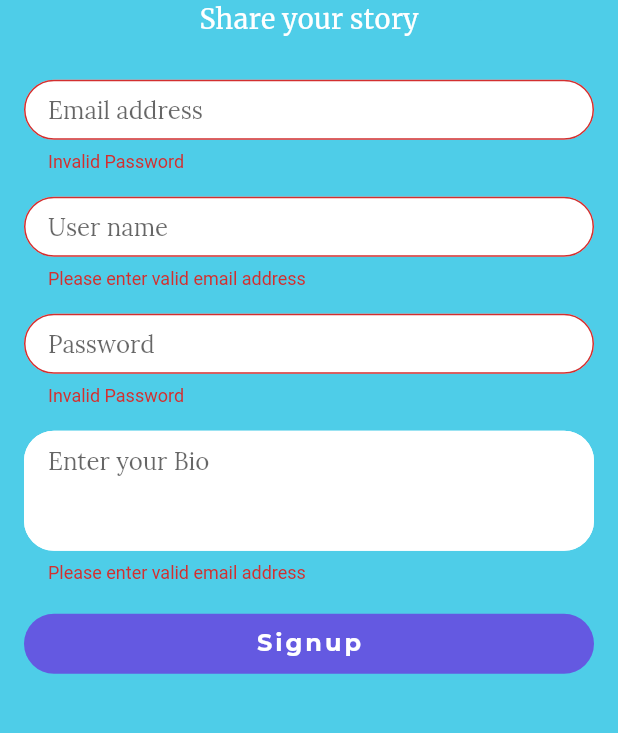
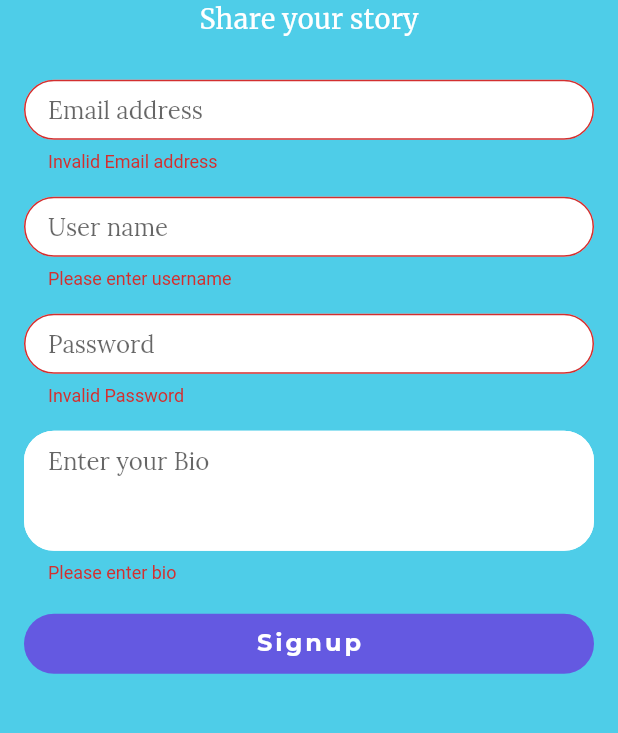
Before and after one commit to Riteshbhalerao11/Enabled, a Flutter app: the SignupScreen screen opened directly, after a tap on "Signup", on a phone screen of 412 x 824 dp, the part 305-1038 px from its top. Run offline on Flutter 3.47's test engine with Material 2 defaults, Android fonts, the phone set to English and light mode, and no system bars; our stand-ins replace firebase_auth, firebase_core; accounts and stored records are empty; project files that could hold a hidden picture were left out.

```diff
--- a/lib/main.dart
+++ b/lib/main.dart
@@ -28,7 +28,7 @@ class MyApp extends StatelessWidget {
         secondary: accentappColor,
       )),
       debugShowCheckedModeBanner: false,
-      home: LoginScreen(),
+      home: SignupScreen(),
       // home: const ResponsiveLayout(
       //     mobileScreenLayout: MobileScreenLayout(),
       //     webScreenLayout: WebScreenLayout()),
--- a/lib/widgets/signup_form.dart
+++ b/lib/widgets/signup_form.dart
@@ -41,8 +41,8 @@ class _SignupFormState extends State<SignupForm> {
               padding: const EdgeInsets.symmetric(horizontal: 16),
               child: TextFormField(
                 validator: (value) {
-                  if (value == null || value.length < 7) {
-                    return "Invalid Password";
+                  if (value == null || !value.contains('@')) {
+                    return "Invalid Email address";
                   }
                   return null;
                 },
@@ -71,8 +71,8 @@ class _SignupFormState extends State<SignupForm> {
               padding: const EdgeInsets.symmetric(horizontal: 16),
               child: TextFormField(
                 validator: (value) {
-                  if (value == null || !value.contains('@')) {
-                    return "Please enter valid email address";
+                  if (value!.trim() == '') {
+                    return "Please enter username";
                   }
                   return null;
                 },
@@ -128,8 +128,8 @@ class _SignupFormState extends State<SignupForm> {
               padding: const EdgeInsets.symmetric(horizontal: 16),
               child: TextFormField(
                 validator: (value) {
-                  if (value == null || !value.contains('@')) {
-                    return "Please enter valid email address";
+                  if (value!.trim() == '') {
+                    return "Please enter bio";
                   }
                   return null;
                 },
```
